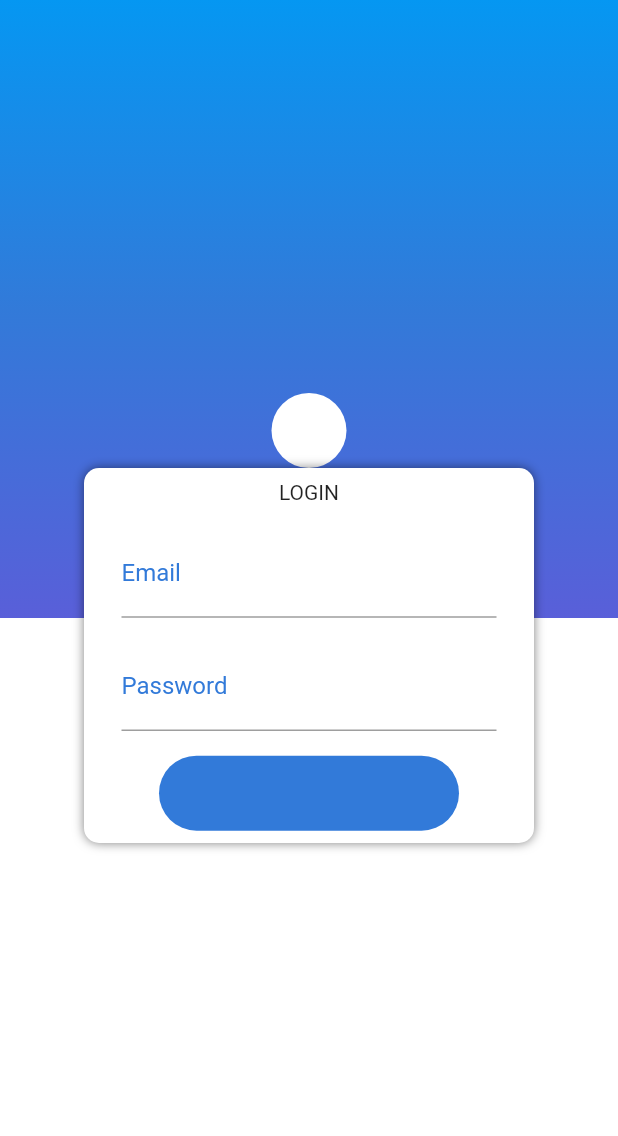
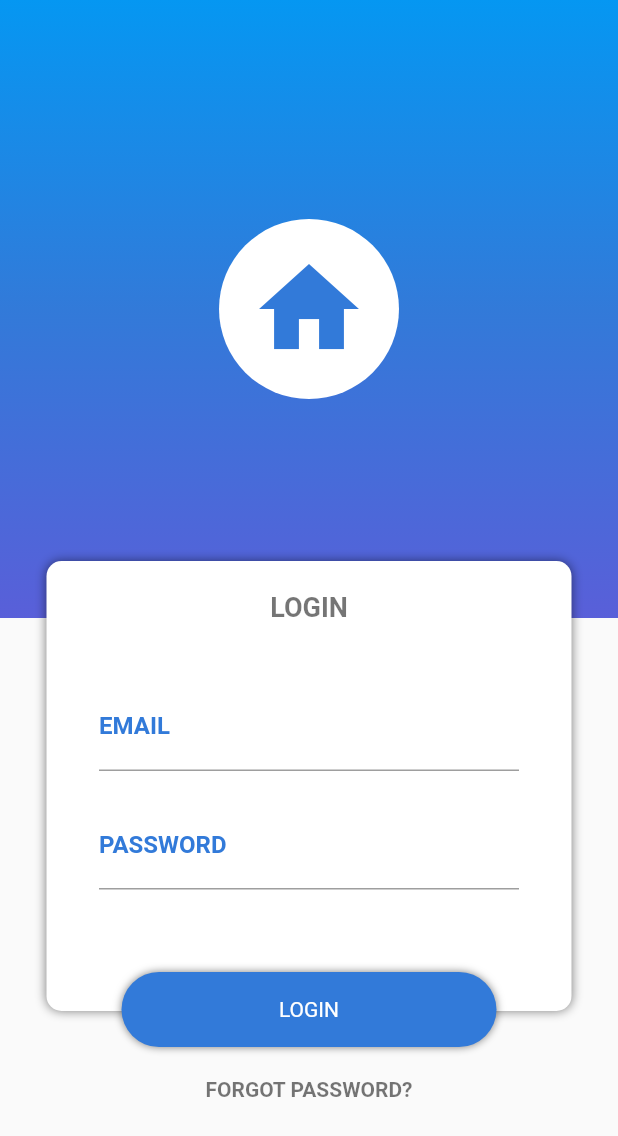
Before and after one commit to flaviomelodev/Flutterando-Masterclass, a Flutter app: the Challenge3 screen opened by its route, on a phone screen of 412 x 824 dp. Shown: the top 1136 px of the screen. Run offline on Flutter 3.47's test engine with Material 2 defaults, Android fonts, the phone set to English and light mode, and no system bars; our stand-ins replace flutter_svg.

Commit message:
update challenge 3

```diff
--- a/lib/pages/challenge_3.dart
+++ b/lib/pages/challenge_3.dart
@@ -1,5 +1,9 @@
+import 'package:desafio1_masterclass/widget/card_login.dart';
+import 'package:desafio1_masterclass/widget/logo_challenge_3.dart';
 import 'package:desafio1_masterclass/widget/text_field_widget.dart';
 import 'package:flutter/material.dart';
+
+import '../widget/login_button.dart';
 
 class Challenge3 extends StatelessWidget {
   const Challenge3({super.key});
@@ -24,75 +28,36 @@ class Challenge3 extends StatelessWidget {
                         Color(0xFF595FD9),
                       ]),
                 ),
-              ),
-              Container(
-                height: MediaQuery.of(context).size.height * 0.5,
-                color: Colors.white,
+                child: const Center(
+                  child: LogoChallenge3(),
+                ),
               ),
             ],
           ),
 
-          //Logo + Card Login
-          Column(
-            mainAxisAlignment: MainAxisAlignment.center,
-            children: [
-              Container(
-                height: 50,
-                width: 50,
-                decoration: BoxDecoration(
-                  borderRadius: BorderRadius.circular(100),
-                  color: Colors.white,
+          //Card Login
+          const Positioned(
+            bottom: 150,
+            child: CardLogin(),
+          ),
+          //Botão de Login
+          Positioned(
+            bottom: 90,
+            child: Column(
+              children: const [
+                Positioned(
+                  child: LoginButton(),
                 ),
-              ),
-              Container(
-                height: 250,
-                width: 300,
-                decoration: BoxDecoration(
-                  boxShadow: [
-                    BoxShadow(
-                      color: Colors.black.withOpacity(0.5),
-                      blurRadius: 5,
-                    )
-                  ],
-                  color: Colors.white,
-                  borderRadius: BorderRadius.circular(10),
-                ),
-                child: Column(
-                  mainAxisAlignment: MainAxisAlignment.spaceAround,
-                  children: [
-                    //SizedBox(height: 10),
-                    Text('LOGIN'),
-                    //SizedBox(height: 20),
-                    SizedBox(
-                      width: 250,
-                      child: TextFieldWidget(
-                        labelText: 'Email',
-                        keyboardType: TextInputType.emailAddress,
-                      ),
-                    ),
-                    //SizedBox(height: 10),
-                    SizedBox(
-                      width: 250,
-                      child: TextFieldWidget(
-                        labelText: 'Password',
-                        keyboardType: TextInputType.number,
-                        obscureText: true,
-                      ),
-                    ),
-
-                    //Botão de Login
-                    Container(
-                      decoration: BoxDecoration(
-                        borderRadius: BorderRadius.circular(100),
-                        color: const Color(0xFF327AD9),
-                      ),
-                      height: 50,
-                      width: 200,
-                    ),
-                  ],
-                ),
-              ),
-            ],
+                SizedBox(height: 20),
+                Text(
+                  'FORGOT PASSWORD?',
+                  style: TextStyle(
+                    color: Colors.black54,
+                    fontWeight: FontWeight.bold,
+                  ),
+                )
+              ],
+            ),
           ),
         ],
       ),
--- /dev/null
+++ b/lib/widget/card_login.dart
@@ -0,0 +1,61 @@
+import 'package:desafio1_masterclass/widget/login_button.dart';
+import 'package:flutter/material.dart';
+
+import 'text_field_widget.dart';
+
+class CardLogin extends StatelessWidget {
+  const CardLogin({super.key});
+
+  @override
+  Widget build(BuildContext context) {
+    return Column(
+      mainAxisAlignment: MainAxisAlignment.center,
+      children: [
+        Container(
+          height: 300,
+          width: 350,
+          decoration: BoxDecoration(
+            boxShadow: [
+              BoxShadow(
+                color: Colors.black.withOpacity(0.5),
+                blurRadius: 5,
+              )
+            ],
+            color: Colors.white,
+            borderRadius: BorderRadius.circular(10),
+          ),
+          child: Column(
+            //mainAxisAlignment: MainAxisAlignment.center,
+            children: const [
+              SizedBox(height: 20),
+              Text(
+                'LOGIN',
+                style: TextStyle(
+                    color: Colors.black54,
+                    fontWeight: FontWeight.bold,
+                    fontSize: 18),
+              ),
+              SizedBox(height: 40),
+              SizedBox(
+                width: 280,
+                child: TextFieldWidget(
+                  labelText: 'EMAIL',
+                  keyboardType: TextInputType.emailAddress,
+                ),
+              ),
+              SizedBox(height: 20),
+              SizedBox(
+                width: 280,
+                child: TextFieldWidget(
+                  labelText: 'PASSWORD',
+                  keyboardType: TextInputType.number,
+                  obscureText: true,
+                ),
+              ),
+            ],
+          ),
+        ),
+      ],
+    );
+  }
+}
--- /dev/null
+++ b/lib/widget/login_button.dart
@@ -0,0 +1,31 @@
+import 'package:flutter/material.dart';
+
+class LoginButton extends StatelessWidget {
+  const LoginButton({super.key});
+
+  @override
+  Widget build(BuildContext context) {
+    return Container(
+      decoration: BoxDecoration(
+        boxShadow: [
+          BoxShadow(
+            color: Colors.black.withOpacity(0.5),
+            blurRadius: 4,
+          ),
+        ],
+        borderRadius: BorderRadius.circular(100),
+        color: const Color(0xFF327AD9),
+      ),
+      height: 50,
+      width: 250,
+      child: const Center(
+        child: Text(
+          'LOGIN',
+          style: TextStyle(
+            color: Colors.white,
+          ),
+        ),
+      ),
+    );
+  }
+}
--- /dev/null
+++ b/lib/widget/logo_challenge_3.dart
@@ -0,0 +1,18 @@
+import 'package:flutter/material.dart';
+
+class LogoChallenge3 extends StatelessWidget {
+  const LogoChallenge3({super.key});
+
+  @override
+  Widget build(BuildContext context) {
+    return Container(
+      height: 120,
+      width: 120,
+      decoration: BoxDecoration(
+        borderRadius: BorderRadius.circular(100),
+        color: Colors.white,
+      ),
+      child: const Icon(Icons.home, color: Color(0xFF327AD9), size: 80),
+    );
+  }
+}
--- a/lib/widget/text_field_widget.dart
+++ b/lib/widget/text_field_widget.dart
@@ -19,6 +19,7 @@ class TextFieldWidget extends StatelessWidget {
         labelText: labelText,
         labelStyle: const TextStyle(
           color: Color(0xFF327AD9),
+          fontWeight: FontWeight.bold,
         ),
       ),
       keyboardType: keyboardType,
```
